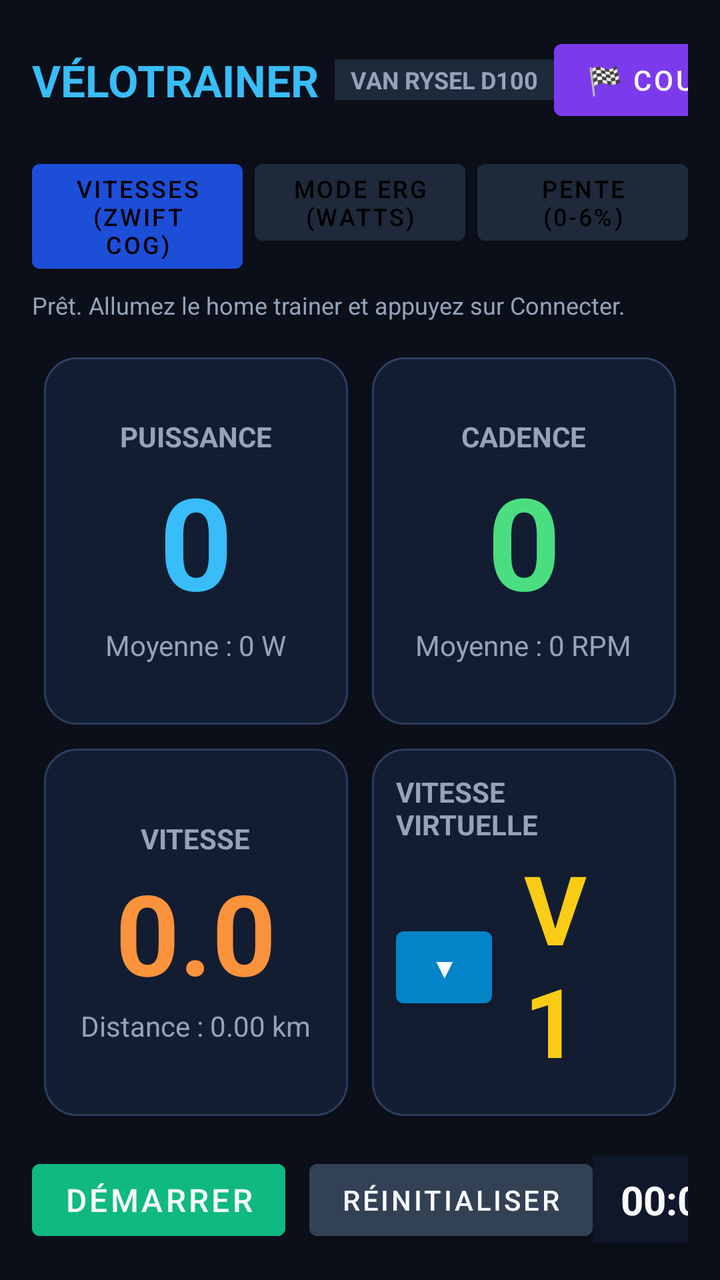
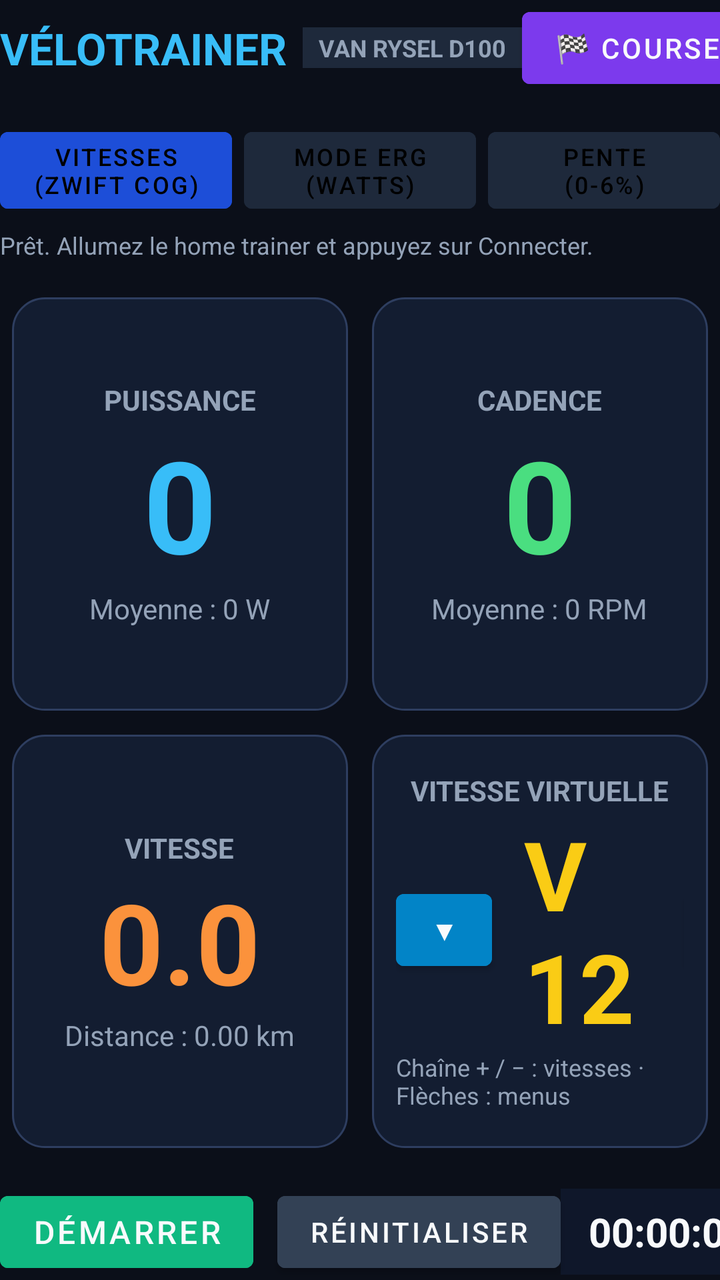

Two renders of the same Android screen: before a commit and after it. Below are the layout's source before the change and the commit's diff.
<!-- AndroidManifest.xml: application theme Theme.VeloTrainer -->
<!-- res/layout/activity_main.xml -->
<?xml version="1.0" encoding="utf-8"?>
<androidx.constraintlayout.widget.ConstraintLayout xmlns:android="http://schemas.android.com/apk/res/android"
    xmlns:app="http://schemas.android.com/apk/res-auto"
    xmlns:tools="http://schemas.android.com/tools"
    android:layout_width="match_parent"
    android:layout_height="match_parent"
    android:background="@color/bg_primary"
    android:padding="16dp">

    
    <LinearLayout
        android:id="@+id/topBar"
        android:layout_width="0dp"
        android:layout_height="wrap_content"
        android:orientation="horizontal"
        android:gravity="center_vertical"
        app:layout_constraintTop_toTopOf="parent"
        app:layout_constraintStart_toStartOf="parent"
        app:layout_constraintEnd_toEndOf="parent">

        <TextView
            android:layout_width="wrap_content"
            android:layout_height="wrap_content"
            android:text="VÉLOTRAINER"
            android:textColor="@color/accent_blue"
            android:textSize="22sp"
            android:textStyle="bold" />

        <TextView
            android:layout_width="wrap_content"
            android:layout_height="wrap_content"
            android:layout_marginStart="8dp"
            android:background="#1E293B"
            android:paddingHorizontal="8dp"
            android:paddingVertical="2dp"
            android:text="VAN RYSEL D100"
            android:textColor="@color/text_secondary"
            android:textSize="12sp"
            android:textStyle="bold" />

        <View
            android:layout_width="0dp"
            android:layout_height="1dp"
            android:layout_weight="1" />

        
        <Button
            android:id="@+id/btnOpen3D"
            android:layout_width="wrap_content"
            android:layout_height="wrap_content"
            android:layout_marginEnd="10dp"
            android:backgroundTint="#7C3AED"
            android:focusable="true"
            android:text="🏁 Course 3D &amp; Décors"
            android:textColor="@color/text_primary"
            android:textSize="14sp" />

        
        <Button
            android:id="@+id/btnConnectTrainer"
            android:layout_width="wrap_content"
            android:layout_height="wrap_content"
            android:backgroundTint="#0284C7"
            android:focusable="true"
            android:nextFocusDown="@id/btnModeGear"
            android:text="@string/btn_connect"
            android:textColor="@color/text_primary"
            android:textSize="14sp" />
    </LinearLayout>

    
    <LinearLayout
        android:id="@+id/modeSelector"
        android:layout_width="0dp"
        android:layout_height="wrap_content"
        android:layout_marginTop="12dp"
        android:orientation="horizontal"
        app:layout_constraintTop_toBottomOf="@id/topBar"
        app:layout_constraintStart_toStartOf="parent"
        app:layout_constraintEnd_toEndOf="parent">

        <Button
            android:id="@+id/btnModeGear"
            android:layout_width="0dp"
            android:layout_height="wrap_content"
            android:layout_weight="1"
            android:layout_marginEnd="6dp"
            android:backgroundTint="#1D4ED8"
            android:focusable="true"
            android:text="Vitesses (Zwift Cog)"
            android:textSize="12sp" />

        <Button
            android:id="@+id/btnModeErg"
            android:layout_width="0dp"
            android:layout_height="wrap_content"
            android:layout_weight="1"
            android:layout_marginEnd="6dp"
            android:backgroundTint="#1E293B"
            android:focusable="true"
            android:text="Mode ERG (Watts)"
            android:textSize="12sp" />

        <Button
            android:id="@+id/btnModeSim"
            android:layout_width="0dp"
            android:layout_height="wrap_content"
            android:layout_weight="1"
            android:backgroundTint="#1E293B"
            android:focusable="true"
            android:text="Pente (0-6%)"
            android:textSize="12sp" />
    </LinearLayout>

    <TextView
        android:id="@+id/tvBluetoothStatus"
        android:layout_width="0dp"
        android:layout_height="wrap_content"
        android:layout_marginTop="4dp"
        android:text="Prêt. Allumez le home trainer et appuyez sur Connecter."
        android:textColor="@color/text_secondary"
        android:textSize="12sp"
        app:layout_constraintTop_toBottomOf="@id/modeSelector"
        app:layout_constraintStart_toStartOf="parent"
        app:layout_constraintEnd_toEndOf="parent" />

    
    <GridLayout
        android:id="@+id/telemetryGrid"
        android:layout_width="0dp"
        android:layout_height="0dp"
        android:layout_marginTop="12dp"
        android:layout_marginBottom="12dp"
        android:columnCount="2"
        android:rowCount="2"
        app:layout_constraintTop_toBottomOf="@id/tvBluetoothStatus"
        app:layout_constraintBottom_toTopOf="@id/bottomBar"
        app:layout_constraintStart_toStartOf="parent"
        app:layout_constraintEnd_toEndOf="parent">

        
        <LinearLayout
            android:layout_width="0dp"
            android:layout_height="0dp"
            android:layout_rowWeight="1"
            android:layout_columnWeight="1"
            android:layout_margin="6dp"
            android:background="@drawable/card_background"
            android:gravity="center"
            android:orientation="vertical"
            android:padding="12dp">

            <TextView
                android:layout_width="wrap_content"
                android:layout_height="wrap_content"
                android:text="@string/title_power"
                android:textColor="@color/text_secondary"
                android:textSize="14sp"
                android:textStyle="bold" />

            <TextView
                android:id="@+id/tvWatts"
                android:layout_width="wrap_content"
                android:layout_height="wrap_content"
                android:text="0"
                android:textColor="@color/accent_blue"
                android:textSize="64sp"
                android:textStyle="bold" />

            <TextView
                android:id="@+id/tvWattsAvg"
                android:layout_width="wrap_content"
                android:layout_height="wrap_content"
                android:text="Moyenne : 0 W"
                android:textColor="@color/text_secondary"
                android:textSize="14sp" />
        </LinearLayout>

        
        <LinearLayout
            android:layout_width="0dp"
            android:layout_height="0dp"
            android:layout_rowWeight="1"
            android:layout_columnWeight="1"
            android:layout_margin="6dp"
            android:background="@drawable/card_background"
            android:gravity="center"
            android:orientation="vertical"
            android:padding="12dp">

            <TextView
                android:layout_width="wrap_content"
                android:layout_height="wrap_content"
                android:text="@string/title_cadence"
                android:textColor="@color/text_secondary"
                android:textSize="14sp"
                android:textStyle="bold" />

            <TextView
                android:id="@+id/tvCadence"
                android:layout_width="wrap_content"
                android:layout_height="wrap_content"
                android:text="0"
                android:textColor="@color/accent_green"
                android:textSize="64sp"
                android:textStyle="bold" />

            <TextView
                android:id="@+id/tvCadenceAvg"
                android:layout_width="wrap_content"
                android:layout_height="wrap_content"
                android:text="Moyenne : 0 RPM"
                android:textColor="@color/text_secondary"
                android:textSize="14sp" />
        </LinearLayout>

        
        <LinearLayout
            android:layout_width="0dp"
            android:layout_height="0dp"
            android:layout_rowWeight="1"
            android:layout_columnWeight="1"
            android:layout_margin="6dp"
            android:background="@drawable/card_background"
            android:gravity="center"
            android:orientation="vertical"
            android:padding="12dp">

            <TextView
                android:layout_width="wrap_content"
                android:layout_height="wrap_content"
                android:text="@string/title_speed"
                android:textColor="@color/text_secondary"
                android:textSize="14sp"
                android:textStyle="bold" />

            <TextView
                android:id="@+id/tvSpeed"
                android:layout_width="wrap_content"
                android:layout_height="wrap_content"
                android:text="0.0"
                android:textColor="@color/accent_orange"
                android:textSize="56sp"
                android:textStyle="bold" />

            <TextView
                android:id="@+id/tvDistance"
                android:layout_width="wrap_content"
                android:layout_height="wrap_content"
                android:text="Distance : 0.00 km"
                android:textColor="@color/text_secondary"
                android:textSize="14sp" />
        </LinearLayout>

        
        <LinearLayout
            android:layout_width="0dp"
            android:layout_height="0dp"
            android:layout_rowWeight="1"
            android:layout_columnWeight="1"
            android:layout_margin="6dp"
            android:background="@drawable/card_background"
            android:gravity="center"
            android:orientation="vertical"
            android:padding="12dp">

            <TextView
                android:id="@+id/tvControlTitle"
                android:layout_width="wrap_content"
                android:layout_height="wrap_content"
                android:text="@string/title_gear"
                android:textColor="@color/text_secondary"
                android:textSize="14sp"
                android:textStyle="bold" />

            <LinearLayout
                android:layout_width="wrap_content"
                android:layout_height="wrap_content"
                android:gravity="center_vertical"
                android:orientation="horizontal">

                <Button
                    android:id="@+id/btnDown"
                    android:layout_width="48dp"
                    android:layout_height="48dp"
                    android:backgroundTint="#0284C7"
                    android:focusable="true"
                    android:text="▼"
                    android:textColor="@color/text_primary" />

                <TextView
                    android:id="@+id/tvControlVal"
                    android:layout_width="wrap_content"
                    android:layout_height="wrap_content"
                    android:layout_marginHorizontal="16dp"
                    android:text="V 12"
                    android:textColor="@color/accent_yellow"
                    android:textSize="48sp"
                    android:textStyle="bold" />

                <Button
                    android:id="@+id/btnUp"
                    android:layout_width="48dp"
                    android:layout_height="48dp"
                    android:backgroundTint="#0284C7"
                    android:focusable="true"
                    android:text="▲"
                    android:textColor="@color/text_primary" />
            </LinearLayout>

            <TextView
                android:id="@+id/tvControlSub"
                android:layout_width="wrap_content"
                android:layout_height="wrap_content"
                android:text="Chaîne + / − : vitesses · Flèches : menus"
                android:textColor="@color/text_secondary"
                android:textSize="12sp" />
        </LinearLayout>

    </GridLayout>

    
    <LinearLayout
        android:id="@+id/bottomBar"
        android:layout_width="0dp"
        android:layout_height="wrap_content"
        android:gravity="center_vertical"
        android:orientation="horizontal"
        app:layout_constraintBottom_toBottomOf="parent"
        app:layout_constraintStart_toStartOf="parent"
        app:layout_constraintEnd_toEndOf="parent">

        <Button
            android:id="@+id/btnPlayPause"
            android:layout_width="wrap_content"
            android:layout_height="wrap_content"
            android:backgroundTint="#10B981"
            android:focusable="true"
            android:text="@string/btn_start"
            android:textColor="@color/text_primary"
            android:textSize="16sp" />

        <Button
            android:id="@+id/btnReset"
            android:layout_width="wrap_content"
            android:layout_height="wrap_content"
            android:layout_marginStart="12dp"
            android:backgroundTint="#334155"
            android:focusable="true"
            android:text="@string/btn_reset"
            android:textColor="@color/text_primary" />

        <View
            android:layout_width="0dp"
            android:layout_height="1dp"
            android:layout_weight="1" />

        <TextView
            android:id="@+id/tvTimer"
            android:layout_width="wrap_content"
            android:layout_height="wrap_content"
            android:background="#0F172A"
            android:paddingHorizontal="14dp"
            android:paddingVertical="8dp"
            android:text="00:00:00"
            android:textColor="@color/text_primary"
            android:textSize="20sp"
            android:textStyle="bold" />
    </LinearLayout>

    
    <WebView
        android:id="@+id/web3DView"
        android:layout_width="match_parent"
        android:layout_height="match_parent"
        android:visibility="gone"
        app:layout_constraintTop_toTopOf="parent"
        app:layout_constraintBottom_toBottomOf="parent"
        app:layout_constraintStart_toStartOf="parent"
        app:layout_constraintEnd_toEndOf="parent" />

</androidx.constraintlayout.widget.ConstraintLayout>
<!-- resources referenced by this layout -->
<resources>
  <color name="accent_blue">#38BDF8</color>
  <color name="accent_green">#4ADE80</color>
  <color name="accent_orange">#FB923C</color>
  <color name="accent_yellow">#FACC15</color>
  <color name="bg_primary">#0B0F19</color>
  <color name="text_primary">#F8FAFC</color>
  <color name="text_secondary">#94A3B8</color>
  <!-- drawable card_background (drawable) -->
  <?xml version="1.0" encoding="utf-8"?>
  <shape xmlns:android="http://schemas.android.com/apk/res/android">
      <solid android:color="@color/bg_card" />
      <stroke android:width="1dp" android:color="@color/border_card" />
      <corners android:radius="16dp" />
  </shape>
  <string name="btn_connect">Connecter Home Trainer</string>
  <string name="btn_reset">Réinitialiser</string>
  <string name="btn_start">Démarrer</string>
  <string name="title_cadence">CADENCE</string>
  <string name="title_gear">VITESSE VIRTUELLE</string>
  <string name="title_power">PUISSANCE</string>
  <string name="title_speed">VITESSE</string>
  <style name="Theme.VeloTrainer" parent="Theme.MaterialComponents.NoActionBar">
          <item name="colorPrimary">@color/accent_blue</item>
          <item name="colorSecondary">@color/accent_green</item>
          <item name="android:windowBackground">@color/bg_primary</item>
          <item name="android:textColorPrimary">@color/text_primary</item>
      </style>
  <color name="bg_card">#131D31</color>
  <color name="border_card">#2E3E60</color>
</resources>

<!-- the commit's change to res/layout/activity_main.xml (unified diff, before → after) -->
@@ -5,7 +5,7 @@
     android:layout_width="match_parent"
     android:layout_height="match_parent"
     android:background="@color/bg_primary"
-    android:padding="16dp">
+    android:padding="0dp">
 
     
     <LinearLayout
